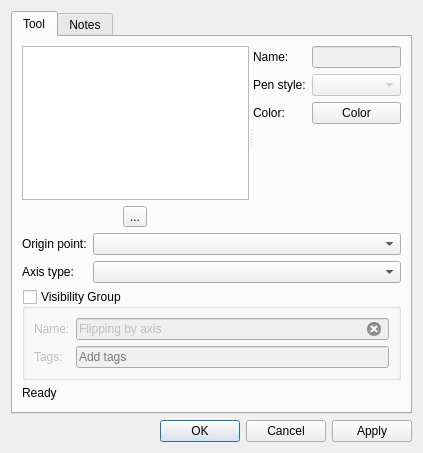
This is src/libs/vtools/dialogs/tools/dialogflippingbyaxis.ui in dismine/valentina as Qt 5 draws it before an edit. The edited form follows.
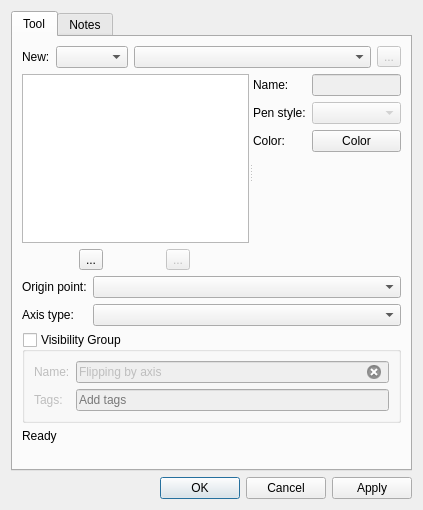
This is the edited form. Icons and pictures are not drawn. Custom widgets are drawn as their Qt base class.

```diff
--- a/src/libs/vtools/dialogs/tools/dialogflippingbyaxis.ui
+++ b/src/libs/vtools/dialogs/tools/dialogflippingbyaxis.ui
@@ -7,7 +7,7 @@
     <x>0</x>
     <y>0</y>
     <width>423</width>
-    <height>453</height>
+    <height>510</height>
    </rect>
   </property>
   <property name="windowTitle">
@@ -28,12 +28,62 @@
        <string>Tool</string>
       </attribute>
       <layout class="QVBoxLayout" name="verticalLayout_4">
+       <item>
+        <layout class="QHBoxLayout" name="horizontalLayout_5">
+         <item>
+          <widget class="QLabel" name="label_8">
+           <property name="sizePolicy">
+            <sizepolicy hsizetype="Preferred" vsizetype="Preferred">
+             <horstretch>0</horstretch>
+             <verstretch>0</verstretch>
+            </sizepolicy>
+           </property>
+           <property name="text">
+            <string>New:</string>
+           </property>
+          </widget>
+         </item>
+         <item>
+          <widget class="QComboBox" name="comboBoxObjectType">
+           <property name="sizePolicy">
+            <sizepolicy hsizetype="Preferred" vsizetype="Fixed">
+             <horstretch>0</horstretch>
+             <verstretch>0</verstretch>
+            </sizepolicy>
+           </property>
+          </widget>
+         </item>
+         <item>
+          <widget class="QComboBox" name="comboBoxNewObject">
+           <property name="sizePolicy">
+            <sizepolicy hsizetype="Expanding" vsizetype="Fixed">
+             <horstretch>0</horstretch>
+             <verstretch>0</verstretch>
+            </sizepolicy>
+           </property>
+          </widget>
+         </item>
+         <item>
+          <widget class="QToolButton" name="toolButtonNewObject">
+           <property name="enabled">
+            <bool>false</bool>
+           </property>
+           <property name="text">
+            <string notr="true">...</string>
+           </property>
+           <property name="icon">
+            <iconset theme="list-add"/>
+           </property>
+          </widget>
+         </item>
+        </layout>
+       </item>
        <item>
         <widget class="QSplitter" name="splitter">
          <property name="orientation">
           <enum>Qt::Orientation::Horizontal</enum>
          </property>
-         <widget class="QWidget" name="">
+         <widget class="QWidget" name="layoutWidget">
           <layout class="QVBoxLayout" name="verticalLayout">
            <item>
             <widget class="QListWidget" name="listWidget"/>
@@ -50,6 +100,19 @@
                </property>
               </widget>
              </item>
+             <item>
+              <widget class="QToolButton" name="toolButtonRemoveObject">
+               <property name="enabled">
+                <bool>false</bool>
+               </property>
+               <property name="text">
+                <string notr="true">...</string>
+               </property>
+               <property name="icon">
+                <iconset theme="editdelete"/>
+               </property>
+              </widget>
+             </item>
             </layout>
            </item>
           </layout>
```
